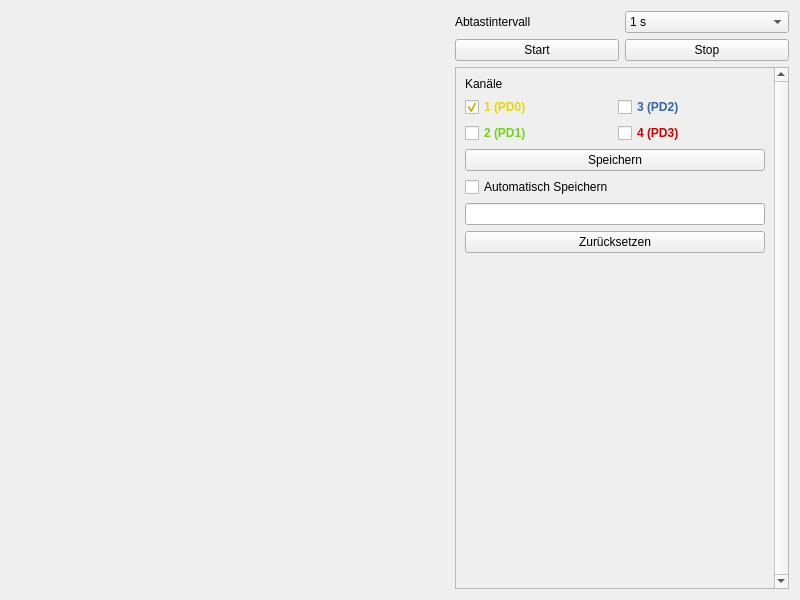
Qt form lenlab/gui/loggerform.ui (kalanzun/red_lenlab) before a commit.
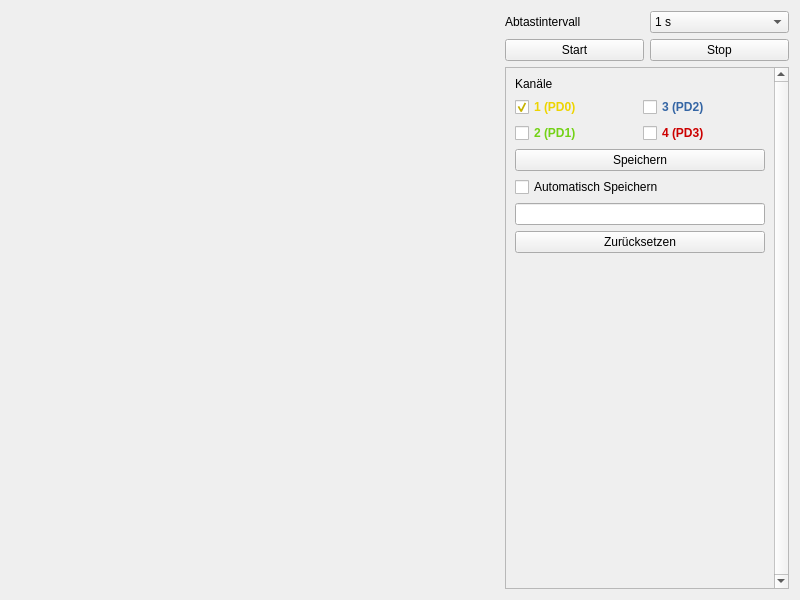
The same form after that commit. Custom widgets are drawn as their Qt base class.

The edit to the form file:
```diff
--- a/lenlab/gui/loggerform.ui
+++ b/lenlab/gui/loggerform.ui
@@ -189,7 +189,7 @@
           <widget class="QPushButton" name="saveButton">
            <property name="minimumSize">
             <size>
-             <width>300</width>
+             <width>250</width>
              <height>0</height>
             </size>
            </property>
```
Left out of the diff: 28 changed lines with no effect on the pictures.
